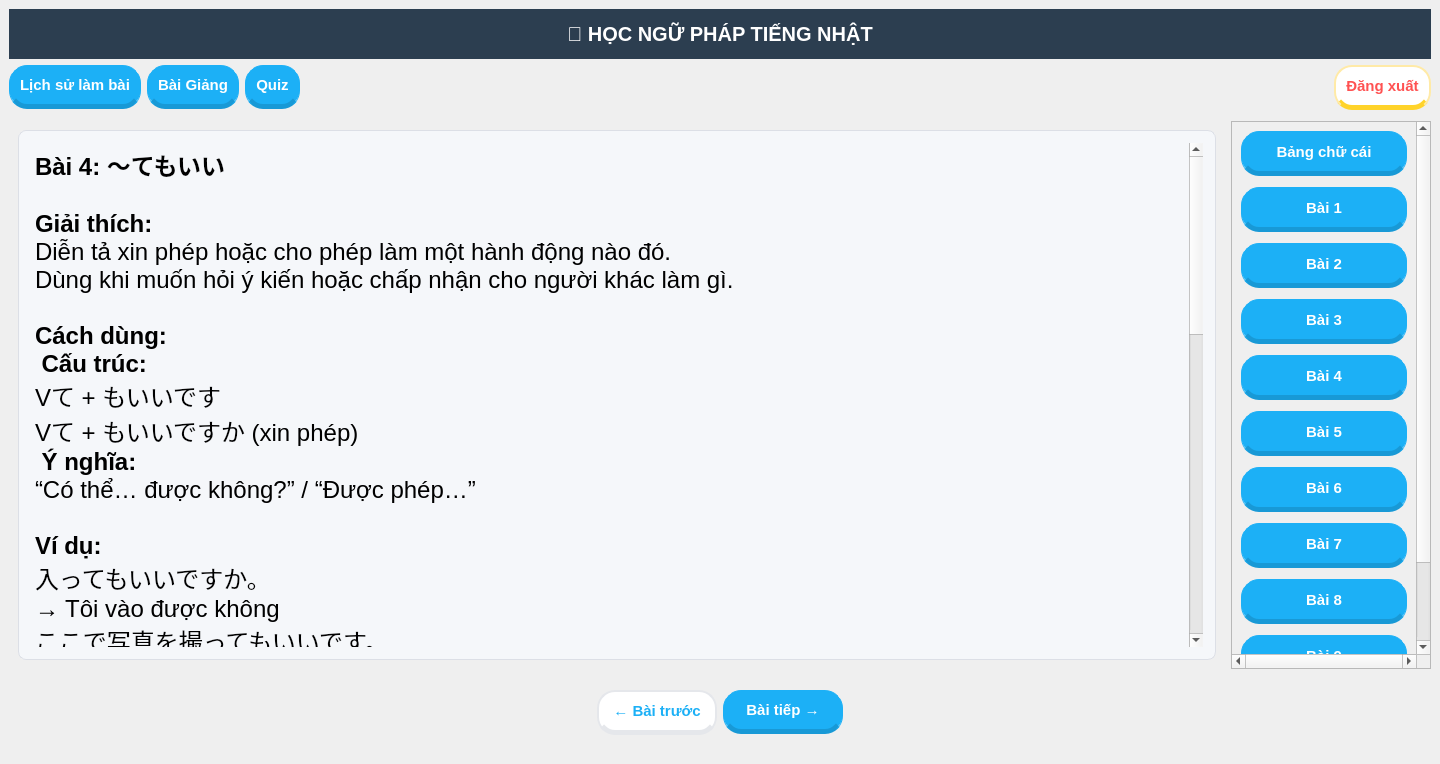
haidangngo436-max/app-tieng-nhat, file ui/mainchinh.ui: the form before one commit.
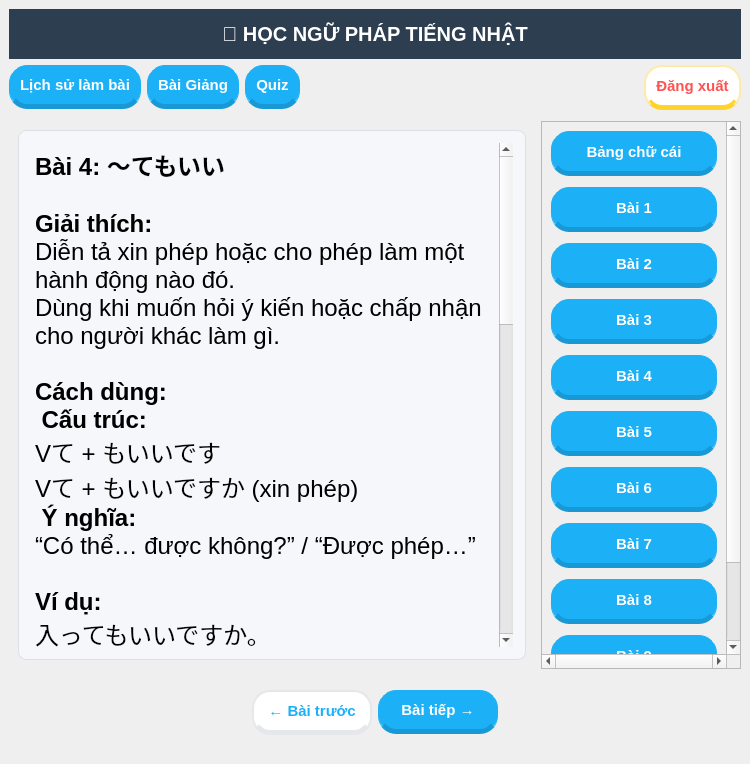
The form after the commit. The open tabs and pages were chosen to show the change.

Patch:
```diff
--- a/ui/mainchinh.ui
+++ b/ui/mainchinh.ui
@@ -6,7 +6,7 @@
    <rect>
     <x>0</x>
     <y>0</y>
-    <width>1440</width>
+    <width>750</width>
     <height>764</height>
    </rect>
   </property>
@@ -3686,51 +3686,51 @@
              <string>&lt;!DOCTYPE HTML PUBLIC &quot;-//W3C//DTD HTML 4.0//EN&quot; &quot;http://www.w3.org/TR/REC-html40/strict.dtd&quot;&gt;
 &lt;html&gt;&lt;head&gt;&lt;meta name=&quot;qrichtext&quot; content=&quot;1&quot; /&gt;&lt;style type=&quot;text/css&quot;&gt;
 p, li { white-space: pre-wrap; }
-&lt;/style&gt;&lt;/head&gt;&lt;body style=&quot; font-family:'.AppleSystemUIFont'; font-size:14pt; font-weight:400; font-style:normal;&quot;&gt;
-&lt;p style=&quot; margin-top:0px; margin-bottom:0px; margin-left:0px; margin-right:0px; -qt-block-indent:0; text-indent:0px;&quot;&gt;&lt;span style=&quot; font-family:'MS Shell Dlg 2'; font-size:18pt; font-weight:600;&quot;&gt;Bài 4: ～てもいい&lt;/span&gt;&lt;/p&gt;
-&lt;p style=&quot;-qt-paragraph-type:empty; margin-top:0px; margin-bottom:0px; margin-left:0px; margin-right:0px; -qt-block-indent:0; text-indent:0px; font-family:'MS Shell Dlg 2'; font-size:18pt;&quot;&gt;&lt;br /&gt;&lt;/p&gt;
-&lt;p style=&quot; margin-top:0px; margin-bottom:0px; margin-left:0px; margin-right:0px; -qt-block-indent:0; text-indent:0px;&quot;&gt;&lt;span style=&quot; font-family:'MS Shell Dlg 2'; font-size:18pt; font-weight:600;&quot;&gt;Giải thích:&lt;/span&gt;&lt;/p&gt;
-&lt;p style=&quot; margin-top:0px; margin-bottom:0px; margin-left:0px; margin-right:0px; -qt-block-indent:0; text-indent:0px;&quot;&gt;&lt;span style=&quot; font-family:'MS Shell Dlg 2'; font-size:18pt;&quot;&gt;Diễn tả xin phép hoặc cho phép làm một hành động nào đó.&lt;/span&gt;&lt;/p&gt;
-&lt;p style=&quot; margin-top:0px; margin-bottom:0px; margin-left:0px; margin-right:0px; -qt-block-indent:0; text-indent:0px;&quot;&gt;&lt;span style=&quot; font-family:'MS Shell Dlg 2'; font-size:18pt;&quot;&gt;Dùng khi muốn hỏi ý kiến hoặc chấp nhận cho người khác làm gì.&lt;/span&gt;&lt;/p&gt;
-&lt;p style=&quot;-qt-paragraph-type:empty; margin-top:0px; margin-bottom:0px; margin-left:0px; margin-right:0px; -qt-block-indent:0; text-indent:0px; font-family:'MS Shell Dlg 2'; font-size:18pt;&quot;&gt;&lt;br /&gt;&lt;/p&gt;
-&lt;p style=&quot; margin-top:0px; margin-bottom:0px; margin-left:0px; margin-right:0px; -qt-block-indent:0; text-indent:0px;&quot;&gt;&lt;span style=&quot; font-family:'MS Shell Dlg 2'; font-size:18pt; font-weight:600;&quot;&gt;Cách dùng:&lt;/span&gt;&lt;/p&gt;
-&lt;p style=&quot; margin-top:0px; margin-bottom:0px; margin-left:0px; margin-right:0px; -qt-block-indent:0; text-indent:0px;&quot;&gt;&lt;span style=&quot; font-family:'MS Shell Dlg 2'; font-size:18pt; font-weight:600;&quot;&gt; Cấu trúc:&lt;/span&gt;&lt;/p&gt;
-&lt;p style=&quot; margin-top:0px; margin-bottom:0px; margin-left:0px; margin-right:0px; -qt-block-indent:0; text-indent:0px;&quot;&gt;&lt;span style=&quot; font-family:'MS Shell Dlg 2'; font-size:18pt;&quot;&gt;Vて + もいいです&lt;/span&gt;&lt;/p&gt;
-&lt;p style=&quot; margin-top:0px; margin-bottom:0px; margin-left:0px; margin-right:0px; -qt-block-indent:0; text-indent:0px;&quot;&gt;&lt;span style=&quot; font-family:'MS Shell Dlg 2'; font-size:18pt;&quot;&gt;Vて + もいいですか (xin phép)&lt;/span&gt;&lt;/p&gt;
-&lt;p style=&quot; margin-top:0px; margin-bottom:0px; margin-left:0px; margin-right:0px; -qt-block-indent:0; text-indent:0px;&quot;&gt;&lt;span style=&quot; font-family:'MS Shell Dlg 2'; font-size:18pt;&quot;&gt; &lt;/span&gt;&lt;span style=&quot; font-family:'MS Shell Dlg 2'; font-size:18pt; font-weight:600;&quot;&gt;Ý nghĩa:&lt;/span&gt;&lt;/p&gt;
-&lt;p style=&quot; margin-top:0px; margin-bottom:0px; margin-left:0px; margin-right:0px; -qt-block-indent:0; text-indent:0px;&quot;&gt;&lt;span style=&quot; font-family:'MS Shell Dlg 2'; font-size:18pt;&quot;&gt;“Có thể… được không?” / “Được phép…”&lt;/span&gt;&lt;/p&gt;
-&lt;p style=&quot;-qt-paragraph-type:empty; margin-top:0px; margin-bottom:0px; margin-left:0px; margin-right:0px; -qt-block-indent:0; text-indent:0px; font-family:'MS Shell Dlg 2'; font-size:18pt;&quot;&gt;&lt;br /&gt;&lt;/p&gt;
-&lt;p style=&quot; margin-top:0px; margin-bottom:0px; margin-left:0px; margin-right:0px; -qt-block-indent:0; text-indent:0px;&quot;&gt;&lt;span style=&quot; font-family:'MS Shell Dlg 2'; font-size:18pt; font-weight:600;&quot;&gt;Ví dụ:&lt;/span&gt;&lt;/p&gt;
-&lt;p style=&quot; margin-top:0px; margin-bottom:0px; margin-left:0px; margin-right:0px; -qt-block-indent:0; text-indent:0px;&quot;&gt;&lt;span style=&quot; font-family:'MS Shell Dlg 2'; font-size:18pt;&quot;&gt;入ってもいいですか。&lt;/span&gt;&lt;/p&gt;
-&lt;p style=&quot; margin-top:0px; margin-bottom:0px; margin-left:0px; margin-right:0px; -qt-block-indent:0; text-indent:0px;&quot;&gt;&lt;span style=&quot; font-family:'MS Shell Dlg 2'; font-size:18pt;&quot;&gt;→ Tôi vào được không&lt;/span&gt;&lt;/p&gt;
-&lt;p style=&quot; margin-top:0px; margin-bottom:0px; margin-left:0px; margin-right:0px; -qt-block-indent:0; text-indent:0px;&quot;&gt;&lt;span style=&quot; font-family:'MS Shell Dlg 2'; font-size:18pt;&quot;&gt;ここで写真を撮ってもいいです。&lt;/span&gt;&lt;/p&gt;
-&lt;p style=&quot; margin-top:0px; margin-bottom:0px; margin-left:0px; margin-right:0px; -qt-block-indent:0; text-indent:0px;&quot;&gt;&lt;span style=&quot; font-family:'MS Shell Dlg 2'; font-size:18pt;&quot;&gt;→ Có thể chụp ảnh ở đây&lt;/span&gt;&lt;/p&gt;
-&lt;p style=&quot; margin-top:0px; margin-bottom:0px; margin-left:0px; margin-right:0px; -qt-block-indent:0; text-indent:0px;&quot;&gt;&lt;span style=&quot; font-family:'MS Shell Dlg 2'; font-size:18pt;&quot;&gt;この本を借りてもいいですか。&lt;/span&gt;&lt;/p&gt;
-&lt;p style=&quot; margin-top:0px; margin-bottom:0px; margin-left:0px; margin-right:0px; -qt-block-indent:0; text-indent:0px;&quot;&gt;&lt;span style=&quot; font-family:'MS Shell Dlg 2'; font-size:18pt;&quot;&gt;→ Tôi mượn cuốn sách này được không&lt;/span&gt;&lt;/p&gt;
-&lt;p style=&quot; margin-top:0px; margin-bottom:0px; margin-left:0px; margin-right:0px; -qt-block-indent:0; text-indent:0px;&quot;&gt;&lt;span style=&quot; font-family:'MS Shell Dlg 2'; font-size:18pt;&quot;&gt;窓を開けてもいいですか。&lt;/span&gt;&lt;/p&gt;
-&lt;p style=&quot; margin-top:0px; margin-bottom:0px; margin-left:0px; margin-right:0px; -qt-block-indent:0; text-indent:0px;&quot;&gt;&lt;span style=&quot; font-family:'MS Shell Dlg 2'; font-size:18pt;&quot;&gt;→ Tôi mở cửa sổ được không&lt;/span&gt;&lt;/p&gt;
-&lt;p style=&quot;-qt-paragraph-type:empty; margin-top:0px; margin-bottom:0px; margin-left:0px; margin-right:0px; -qt-block-indent:0; text-indent:0px; font-family:'MS Shell Dlg 2'; font-size:18pt;&quot;&gt;&lt;br /&gt;&lt;/p&gt;
-&lt;p style=&quot; margin-top:0px; margin-bottom:0px; margin-left:0px; margin-right:0px; -qt-block-indent:0; text-indent:0px;&quot;&gt;&lt;span style=&quot; font-family:'MS Shell Dlg 2'; font-size:18pt; font-weight:600;&quot;&gt;So sánh:&lt;/span&gt;&lt;/p&gt;
-&lt;p style=&quot; margin-top:0px; margin-bottom:0px; margin-left:0px; margin-right:0px; -qt-block-indent:0; text-indent:0px;&quot;&gt;&lt;span style=&quot; font-family:'MS Shell Dlg 2'; font-size:18pt;&quot;&gt;～てもいい → cho phép&lt;/span&gt;&lt;/p&gt;
-&lt;p style=&quot; margin-top:0px; margin-bottom:0px; margin-left:0px; margin-right:0px; -qt-block-indent:0; text-indent:0px;&quot;&gt;&lt;span style=&quot; font-family:'MS Shell Dlg 2'; font-size:18pt;&quot;&gt;～てはいけない → cấm (không được làm)&lt;/span&gt;&lt;/p&gt;
-&lt;p style=&quot; margin-top:0px; margin-bottom:0px; margin-left:0px; margin-right:0px; -qt-block-indent:0; text-indent:0px;&quot;&gt;&lt;span style=&quot; font-family:'MS Shell Dlg 2'; font-size:18pt;&quot;&gt;Cách trả lời:&lt;/span&gt;&lt;/p&gt;
-&lt;p style=&quot; margin-top:0px; margin-bottom:0px; margin-left:0px; margin-right:0px; -qt-block-indent:0; text-indent:0px;&quot;&gt;&lt;span style=&quot; font-family:'MS Shell Dlg 2'; font-size:18pt;&quot;&gt;はい、いいです。&lt;/span&gt;&lt;/p&gt;
-&lt;p style=&quot; margin-top:0px; margin-bottom:0px; margin-left:0px; margin-right:0px; -qt-block-indent:0; text-indent:0px;&quot;&gt;&lt;span style=&quot; font-family:'MS Shell Dlg 2'; font-size:18pt;&quot;&gt;→ Được&lt;/span&gt;&lt;/p&gt;
-&lt;p style=&quot; margin-top:0px; margin-bottom:0px; margin-left:0px; margin-right:0px; -qt-block-indent:0; text-indent:0px;&quot;&gt;&lt;span style=&quot; font-family:'MS Shell Dlg 2'; font-size:18pt;&quot;&gt;いいえ、だめです。&lt;/span&gt;&lt;/p&gt;
-&lt;p style=&quot; margin-top:0px; margin-bottom:0px; margin-left:0px; margin-right:0px; -qt-block-indent:0; text-indent:0px;&quot;&gt;&lt;span style=&quot; font-family:'MS Shell Dlg 2'; font-size:18pt;&quot;&gt;→ Không được&lt;/span&gt;&lt;/p&gt;
-&lt;p style=&quot; margin-top:0px; margin-bottom:0px; margin-left:0px; margin-right:0px; -qt-block-indent:0; text-indent:0px;&quot;&gt;&lt;span style=&quot; font-family:'MS Shell Dlg 2'; font-size:18pt;&quot;&gt;ちょっと…&lt;/span&gt;&lt;/p&gt;
-&lt;p style=&quot; margin-top:0px; margin-bottom:0px; margin-left:0px; margin-right:0px; -qt-block-indent:0; text-indent:0px;&quot;&gt;&lt;span style=&quot; font-family:'MS Shell Dlg 2'; font-size:18pt;&quot;&gt;→ Hơi khó đấy (từ chối nhẹ)&lt;/span&gt;&lt;/p&gt;
-&lt;p style=&quot;-qt-paragraph-type:empty; margin-top:0px; margin-bottom:0px; margin-left:0px; margin-right:0px; -qt-block-indent:0; text-indent:0px; font-family:'MS Shell Dlg 2'; font-size:18pt;&quot;&gt;&lt;br /&gt;&lt;/p&gt;
-&lt;p style=&quot; margin-top:0px; margin-bottom:0px; margin-left:0px; margin-right:0px; -qt-block-indent:0; text-indent:0px;&quot;&gt;&lt;span style=&quot; font-family:'MS Shell Dlg 2'; font-size:18pt; font-weight:600;&quot;&gt;Ghi chú:&lt;/span&gt;&lt;/p&gt;
-&lt;p style=&quot; margin-top:0px; margin-bottom:0px; margin-left:0px; margin-right:0px; -qt-block-indent:0; text-indent:0px;&quot;&gt;&lt;span style=&quot; font-family:'MS Shell Dlg 2'; font-size:18pt;&quot;&gt;Dùng rất phổ biến trong hội thoại hàng ngày &lt;/span&gt;&lt;/p&gt;
-&lt;p style=&quot; margin-top:0px; margin-bottom:0px; margin-left:0px; margin-right:0px; -qt-block-indent:0; text-indent:0px;&quot;&gt;&lt;span style=&quot; font-family:'MS Shell Dlg 2'; font-size:18pt;&quot;&gt;Có thể dùng để xin phép hoặc cho phép &lt;/span&gt;&lt;/p&gt;
-&lt;p style=&quot; margin-top:0px; margin-bottom:0px; margin-left:0px; margin-right:0px; -qt-block-indent:0; text-indent:0px;&quot;&gt;&lt;span style=&quot; font-family:'MS Shell Dlg 2'; font-size:18pt;&quot;&gt;Mang sắc thái lịch sự nhẹ nhàng &lt;/span&gt;&lt;/p&gt;
-&lt;p style=&quot;-qt-paragraph-type:empty; margin-top:0px; margin-bottom:0px; margin-left:0px; margin-right:0px; -qt-block-indent:0; text-indent:0px; font-family:'MS Shell Dlg 2'; font-size:18pt;&quot;&gt;&lt;br /&gt;&lt;/p&gt;
-&lt;p style=&quot; margin-top:0px; margin-bottom:0px; margin-left:0px; margin-right:0px; -qt-block-indent:0; text-indent:0px;&quot;&gt;&lt;span style=&quot; font-family:'MS Shell Dlg 2'; font-size:18pt; font-weight:600;&quot;&gt;Từ vựng:&lt;/span&gt;&lt;/p&gt;
-&lt;p style=&quot; margin-top:0px; margin-bottom:0px; margin-left:0px; margin-right:0px; -qt-block-indent:0; text-indent:0px;&quot;&gt;&lt;span style=&quot; font-family:'MS Shell Dlg 2'; font-size:18pt;&quot;&gt;入る（はいる）: vào&lt;/span&gt;&lt;/p&gt;
-&lt;p style=&quot; margin-top:0px; margin-bottom:0px; margin-left:0px; margin-right:0px; -qt-block-indent:0; text-indent:0px;&quot;&gt;&lt;span style=&quot; font-family:'MS Shell Dlg 2'; font-size:18pt;&quot;&gt;撮る（とる）: chụp&lt;/span&gt;&lt;/p&gt;
-&lt;p style=&quot; margin-top:0px; margin-bottom:0px; margin-left:0px; margin-right:0px; -qt-block-indent:0; text-indent:0px;&quot;&gt;&lt;span style=&quot; font-family:'MS Shell Dlg 2'; font-size:18pt;&quot;&gt;借りる（かりる）: mượn&lt;/span&gt;&lt;/p&gt;
-&lt;p style=&quot; margin-top:0px; margin-bottom:0px; margin-left:0px; margin-right:0px; -qt-block-indent:0; text-indent:0px;&quot;&gt;&lt;span style=&quot; font-family:'MS Shell Dlg 2'; font-size:18pt;&quot;&gt;開ける（あける）: mở&lt;/span&gt;&lt;/p&gt;&lt;/body&gt;&lt;/html&gt;</string>
+&lt;/style&gt;&lt;/head&gt;&lt;body style=&quot; font-family:'MS Shell Dlg 2'; font-size:14pt; font-weight:400; font-style:normal;&quot;&gt;
+&lt;p style=&quot; margin-top:0px; margin-bottom:0px; margin-left:0px; margin-right:0px; -qt-block-indent:0; text-indent:0px;&quot;&gt;&lt;span style=&quot; font-size:18pt; font-weight:600;&quot;&gt;Bài 4: ～てもいい&lt;/span&gt;&lt;/p&gt;
+&lt;p style=&quot;-qt-paragraph-type:empty; margin-top:0px; margin-bottom:0px; margin-left:0px; margin-right:0px; -qt-block-indent:0; text-indent:0px; font-size:18pt;&quot;&gt;&lt;br /&gt;&lt;/p&gt;
+&lt;p style=&quot; margin-top:0px; margin-bottom:0px; margin-left:0px; margin-right:0px; -qt-block-indent:0; text-indent:0px;&quot;&gt;&lt;span style=&quot; font-size:18pt; font-weight:600;&quot;&gt;Giải thích:&lt;/span&gt;&lt;/p&gt;
+&lt;p style=&quot; margin-top:0px; margin-bottom:0px; margin-left:0px; margin-right:0px; -qt-block-indent:0; text-indent:0px;&quot;&gt;&lt;span style=&quot; font-size:18pt;&quot;&gt;Diễn tả xin phép hoặc cho phép làm một hành động nào đó.&lt;/span&gt;&lt;/p&gt;
+&lt;p style=&quot; margin-top:0px; margin-bottom:0px; margin-left:0px; margin-right:0px; -qt-block-indent:0; text-indent:0px;&quot;&gt;&lt;span style=&quot; font-size:18pt;&quot;&gt;Dùng khi muốn hỏi ý kiến hoặc chấp nhận cho người khác làm gì.&lt;/span&gt;&lt;/p&gt;
+&lt;p style=&quot;-qt-paragraph-type:empty; margin-top:0px; margin-bottom:0px; margin-left:0px; margin-right:0px; -qt-block-indent:0; text-indent:0px; font-size:18pt;&quot;&gt;&lt;br /&gt;&lt;/p&gt;
+&lt;p style=&quot; margin-top:0px; margin-bottom:0px; margin-left:0px; margin-right:0px; -qt-block-indent:0; text-indent:0px;&quot;&gt;&lt;span style=&quot; font-size:18pt; font-weight:600;&quot;&gt;Cách dùng:&lt;/span&gt;&lt;/p&gt;
+&lt;p style=&quot; margin-top:0px; margin-bottom:0px; margin-left:0px; margin-right:0px; -qt-block-indent:0; text-indent:0px;&quot;&gt;&lt;span style=&quot; font-size:18pt; font-weight:600;&quot;&gt; Cấu trúc:&lt;/span&gt;&lt;/p&gt;
+&lt;p style=&quot; margin-top:0px; margin-bottom:0px; margin-left:0px; margin-right:0px; -qt-block-indent:0; text-indent:0px;&quot;&gt;&lt;span style=&quot; font-size:18pt;&quot;&gt;Vて + もいいです&lt;/span&gt;&lt;/p&gt;
+&lt;p style=&quot; margin-top:0px; margin-bottom:0px; margin-left:0px; margin-right:0px; -qt-block-indent:0; text-indent:0px;&quot;&gt;&lt;span style=&quot; font-size:18pt;&quot;&gt;Vて + もいいですか (xin phép)&lt;/span&gt;&lt;/p&gt;
+&lt;p style=&quot; margin-top:0px; margin-bottom:0px; margin-left:0px; margin-right:0px; -qt-block-indent:0; text-indent:0px;&quot;&gt;&lt;span style=&quot; font-size:18pt;&quot;&gt; &lt;/span&gt;&lt;span style=&quot; font-size:18pt; font-weight:600;&quot;&gt;Ý nghĩa:&lt;/span&gt;&lt;/p&gt;
+&lt;p style=&quot; margin-top:0px; margin-bottom:0px; margin-left:0px; margin-right:0px; -qt-block-indent:0; text-indent:0px;&quot;&gt;&lt;span style=&quot; font-size:18pt;&quot;&gt;“Có thể… được không?” / “Được phép…”&lt;/span&gt;&lt;/p&gt;
+&lt;p style=&quot;-qt-paragraph-type:empty; margin-top:0px; margin-bottom:0px; margin-left:0px; margin-right:0px; -qt-block-indent:0; text-indent:0px; font-size:18pt;&quot;&gt;&lt;br /&gt;&lt;/p&gt;
+&lt;p style=&quot; margin-top:0px; margin-bottom:0px; margin-left:0px; margin-right:0px; -qt-block-indent:0; text-indent:0px;&quot;&gt;&lt;span style=&quot; font-size:18pt; font-weight:600;&quot;&gt;Ví dụ:&lt;/span&gt;&lt;/p&gt;
+&lt;p style=&quot; margin-top:0px; margin-bottom:0px; margin-left:0px; margin-right:0px; -qt-block-indent:0; text-indent:0px;&quot;&gt;&lt;span style=&quot; font-size:18pt;&quot;&gt;入ってもいいですか。&lt;/span&gt;&lt;/p&gt;
+&lt;p style=&quot; margin-top:0px; margin-bottom:0px; margin-left:0px; margin-right:0px; -qt-block-indent:0; text-indent:0px;&quot;&gt;&lt;span style=&quot; font-size:18pt;&quot;&gt;→ Tôi vào được không&lt;/span&gt;&lt;/p&gt;
+&lt;p style=&quot; margin-top:0px; margin-bottom:0px; margin-left:0px; margin-right:0px; -qt-block-indent:0; text-indent:0px;&quot;&gt;&lt;span style=&quot; font-size:18pt;&quot;&gt;ここで写真を撮ってもいいです。&lt;/span&gt;&lt;/p&gt;
+&lt;p style=&quot; margin-top:0px; margin-bottom:0px; margin-left:0px; margin-right:0px; -qt-block-indent:0; text-indent:0px;&quot;&gt;&lt;span style=&quot; font-size:18pt;&quot;&gt;→ Có thể chụp ảnh ở đây&lt;/span&gt;&lt;/p&gt;
+&lt;p style=&quot; margin-top:0px; margin-bottom:0px; margin-left:0px; margin-right:0px; -qt-block-indent:0; text-indent:0px;&quot;&gt;&lt;span style=&quot; font-size:18pt;&quot;&gt;この本を借りてもいいですか。&lt;/span&gt;&lt;/p&gt;
+&lt;p style=&quot; margin-top:0px; margin-bottom:0px; margin-left:0px; margin-right:0px; -qt-block-indent:0; text-indent:0px;&quot;&gt;&lt;span style=&quot; font-size:18pt;&quot;&gt;→ Tôi mượn cuốn sách này được không&lt;/span&gt;&lt;/p&gt;
+&lt;p style=&quot; margin-top:0px; margin-bottom:0px; margin-left:0px; margin-right:0px; -qt-block-indent:0; text-indent:0px;&quot;&gt;&lt;span style=&quot; font-size:18pt;&quot;&gt;窓を開けてもいいですか。&lt;/span&gt;&lt;/p&gt;
+&lt;p style=&quot; margin-top:0px; margin-bottom:0px; margin-left:0px; margin-right:0px; -qt-block-indent:0; text-indent:0px;&quot;&gt;&lt;span style=&quot; font-size:18pt;&quot;&gt;→ Tôi mở cửa sổ được không&lt;/span&gt;&lt;/p&gt;
+&lt;p style=&quot;-qt-paragraph-type:empty; margin-top:0px; margin-bottom:0px; margin-left:0px; margin-right:0px; -qt-block-indent:0; text-indent:0px; font-size:18pt;&quot;&gt;&lt;br /&gt;&lt;/p&gt;
+&lt;p style=&quot; margin-top:0px; margin-bottom:0px; margin-left:0px; margin-right:0px; -qt-block-indent:0; text-indent:0px;&quot;&gt;&lt;span style=&quot; font-size:18pt; font-weight:600;&quot;&gt;So sánh:&lt;/span&gt;&lt;/p&gt;
+&lt;p style=&quot; margin-top:0px; margin-bottom:0px; margin-left:0px; margin-right:0px; -qt-block-indent:0; text-indent:0px;&quot;&gt;&lt;span style=&quot; font-size:18pt;&quot;&gt;～てもいい → cho phép&lt;/span&gt;&lt;/p&gt;
+&lt;p style=&quot; margin-top:0px; margin-bottom:0px; margin-left:0px; margin-right:0px; -qt-block-indent:0; text-indent:0px;&quot;&gt;&lt;span style=&quot; font-size:18pt;&quot;&gt;～てはいけない → cấm (không được làm)&lt;/span&gt;&lt;/p&gt;
+&lt;p style=&quot; margin-top:0px; margin-bottom:0px; margin-left:0px; margin-right:0px; -qt-block-indent:0; text-indent:0px;&quot;&gt;&lt;span style=&quot; font-size:18pt;&quot;&gt;Cách trả lời:&lt;/span&gt;&lt;/p&gt;
+&lt;p style=&quot; margin-top:0px; margin-bottom:0px; margin-left:0px; margin-right:0px; -qt-block-indent:0; text-indent:0px;&quot;&gt;&lt;span style=&quot; font-size:18pt;&quot;&gt;はい、いいです。&lt;/span&gt;&lt;/p&gt;
+&lt;p style=&quot; margin-top:0px; margin-bottom:0px; margin-left:0px; margin-right:0px; -qt-block-indent:0; text-indent:0px;&quot;&gt;&lt;span style=&quot; font-size:18pt;&quot;&gt;→ Được&lt;/span&gt;&lt;/p&gt;
+&lt;p style=&quot; margin-top:0px; margin-bottom:0px; margin-left:0px; margin-right:0px; -qt-block-indent:0; text-indent:0px;&quot;&gt;&lt;span style=&quot; font-size:18pt;&quot;&gt;いいえ、だめです。&lt;/span&gt;&lt;/p&gt;
+&lt;p style=&quot; margin-top:0px; margin-bottom:0px; margin-left:0px; margin-right:0px; -qt-block-indent:0; text-indent:0px;&quot;&gt;&lt;span style=&quot; font-size:18pt;&quot;&gt;→ Không được&lt;/span&gt;&lt;/p&gt;
+&lt;p style=&quot; margin-top:0px; margin-bottom:0px; margin-left:0px; margin-right:0px; -qt-block-indent:0; text-indent:0px;&quot;&gt;&lt;span style=&quot; font-size:18pt;&quot;&gt;ちょっと…&lt;/span&gt;&lt;/p&gt;
+&lt;p style=&quot; margin-top:0px; margin-bottom:0px; margin-left:0px; margin-right:0px; -qt-block-indent:0; text-indent:0px;&quot;&gt;&lt;span style=&quot; font-size:18pt;&quot;&gt;→ Hơi khó đấy (từ chối nhẹ)&lt;/span&gt;&lt;/p&gt;
+&lt;p style=&quot;-qt-paragraph-type:empty; margin-top:0px; margin-bottom:0px; margin-left:0px; margin-right:0px; -qt-block-indent:0; text-indent:0px; font-size:18pt;&quot;&gt;&lt;br /&gt;&lt;/p&gt;
+&lt;p style=&quot; margin-top:0px; margin-bottom:0px; margin-left:0px; margin-right:0px; -qt-block-indent:0; text-indent:0px;&quot;&gt;&lt;span style=&quot; font-size:18pt; font-weight:600;&quot;&gt;Ghi chú:&lt;/span&gt;&lt;/p&gt;
+&lt;p style=&quot; margin-top:0px; margin-bottom:0px; margin-left:0px; margin-right:0px; -qt-block-indent:0; text-indent:0px;&quot;&gt;&lt;span style=&quot; font-size:18pt;&quot;&gt;Dùng rất phổ biến trong hội thoại hàng ngày &lt;/span&gt;&lt;/p&gt;
+&lt;p style=&quot; margin-top:0px; margin-bottom:0px; margin-left:0px; margin-right:0px; -qt-block-indent:0; text-indent:0px;&quot;&gt;&lt;span style=&quot; font-size:18pt;&quot;&gt;Có thể dùng để xin phép hoặc cho phép &lt;/span&gt;&lt;/p&gt;
+&lt;p style=&quot; margin-top:0px; margin-bottom:0px; margin-left:0px; margin-right:0px; -qt-block-indent:0; text-indent:0px;&quot;&gt;&lt;span style=&quot; font-size:18pt;&quot;&gt;Mang sắc thái lịch sự nhẹ nhàng &lt;/span&gt;&lt;/p&gt;
+&lt;p style=&quot;-qt-paragraph-type:empty; margin-top:0px; margin-bottom:0px; margin-left:0px; margin-right:0px; -qt-block-indent:0; text-indent:0px; font-size:18pt;&quot;&gt;&lt;br /&gt;&lt;/p&gt;
+&lt;p style=&quot; margin-top:0px; margin-bottom:0px; margin-left:0px; margin-right:0px; -qt-block-indent:0; text-indent:0px;&quot;&gt;&lt;span style=&quot; font-size:18pt; font-weight:600;&quot;&gt;Từ vựng:&lt;/span&gt;&lt;/p&gt;
+&lt;p style=&quot; margin-top:0px; margin-bottom:0px; margin-left:0px; margin-right:0px; -qt-block-indent:0; text-indent:0px;&quot;&gt;&lt;span style=&quot; font-size:18pt;&quot;&gt;入る（はいる）: vào&lt;/span&gt;&lt;/p&gt;
+&lt;p style=&quot; margin-top:0px; margin-bottom:0px; margin-left:0px; margin-right:0px; -qt-block-indent:0; text-indent:0px;&quot;&gt;&lt;span style=&quot; font-size:18pt;&quot;&gt;撮る（とる）: chụp&lt;/span&gt;&lt;/p&gt;
+&lt;p style=&quot; margin-top:0px; margin-bottom:0px; margin-left:0px; margin-right:0px; -qt-block-indent:0; text-indent:0px;&quot;&gt;&lt;span style=&quot; font-size:18pt;&quot;&gt;借りる（かりる）: mượn&lt;/span&gt;&lt;/p&gt;
+&lt;p style=&quot; margin-top:0px; margin-bottom:0px; margin-left:0px; margin-right:0px; -qt-block-indent:0; text-indent:0px;&quot;&gt;&lt;span style=&quot; font-size:18pt;&quot;&gt;開ける（あける）: mở&lt;/span&gt;&lt;/p&gt;&lt;/body&gt;&lt;/html&gt;</string>
             </property>
            </widget>
           </item>
@@ -4074,8 +4074,8 @@
           <rect>
            <x>0</x>
            <y>0</y>
-           <width>198</width>
-           <height>714</height>
+           <width>177</width>
+           <height>628</height>
           </rect>
          </property>
          <layout class="QVBoxLayout" name="verticalLayout">
```
Left out of the diff: 388 changed lines with no effect on the pictures.
